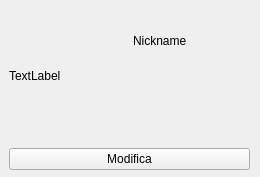
Before: the Qt Designer form Client/infowidget.ui in emanuelemanciuria96/CollaborativePad_ClientServerSystem, drawn with Qt 5.
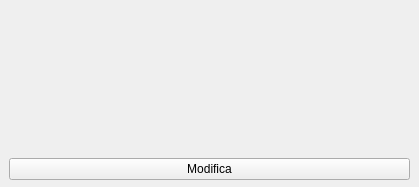
After: the same form once the commit is applied.

```diff
--- a/Client/infowidget.ui
+++ b/Client/infowidget.ui
@@ -6,8 +6,8 @@
    <rect>
     <x>0</x>
     <y>0</y>
-    <width>260</width>
-    <height>177</height>
+    <width>419</width>
+    <height>187</height>
    </rect>
   </property>
   <property name="windowTitle">
@@ -18,8 +18,8 @@
     <rect>
      <x>9</x>
      <y>9</y>
-     <width>241</width>
-     <height>161</height>
+     <width>401</width>
+     <height>171</height>
     </rect>
    </property>
    <layout class="QVBoxLayout" name="verticalLayout_2">
@@ -27,24 +27,88 @@
      <layout class="QHBoxLayout" name="horizontalLayout">
       <item>
        <widget class="QLabel" name="immagine">
+        <property name="enabled">
+         <bool>true</bool>
+        </property>
+        <property name="minimumSize">
+         <size>
+          <width>100</width>
+          <height>100</height>
+         </size>
+        </property>
+        <property name="maximumSize">
+         <size>
+          <width>100</width>
+          <height>100</height>
+         </size>
+        </property>
         <property name="text">
-         <string>TextLabel</string>
+         <string/>
+        </property>
+        <property name="alignment">
+         <set>Qt::AlignCenter</set>
         </property>
        </widget>
       </item>
       <item>
        <layout class="QVBoxLayout" name="verticalLayout">
+        <property name="spacing">
+         <number>0</number>
+        </property>
+        <property name="leftMargin">
+         <number>10</number>
+        </property>
+        <property name="topMargin">
+         <number>10</number>
+        </property>
+        <property name="rightMargin">
+         <number>10</number>
+        </property>
+        <property name="bottomMargin">
+         <number>10</number>
+        </property>
         <item>
          <widget class="QLabel" name="nickname">
+          <property name="font">
+           <font>
+            <pointsize>10</pointsize>
+           </font>
+          </property>
           <property name="text">
-           <string>Nickname</string>
+           <string/>
+          </property>
+          <property name="margin">
+           <number>0</number>
           </property>
          </widget>
         </item>
         <item>
          <widget class="QLabel" name="nome">
+          <property name="font">
+           <font>
+            <pointsize>10</pointsize>
+           </font>
+          </property>
           <property name="text">
-           <string></string>
+           <string/>
+          </property>
+          <property name="margin">
+           <number>0</number>
+          </property>
+         </widget>
+        </item>
+        <item>
+         <widget class="QLabel" name="email">
+          <property name="font">
+           <font>
+            <pointsize>10</pointsize>
+           </font>
+          </property>
+          <property name="text">
+           <string/>
+          </property>
+          <property name="margin">
+           <number>0</number>
           </property>
          </widget>
         </item>
```
Left out of the diff: 2 changed lines with no effect on the pictures.
